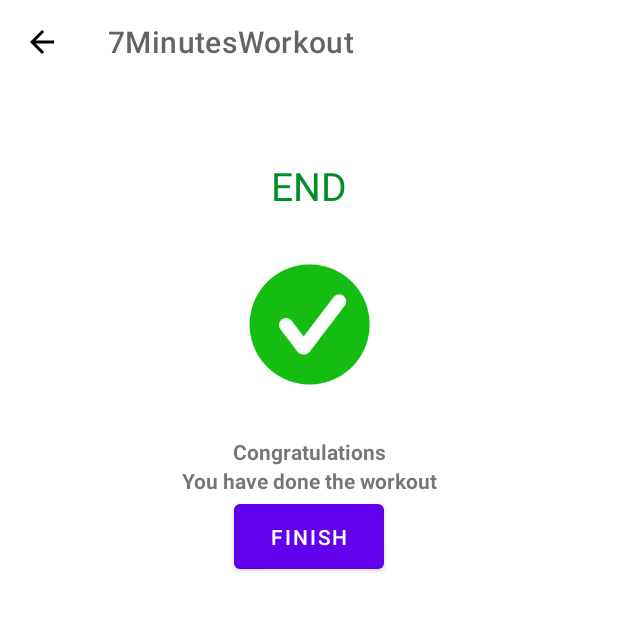
After one commit to ngochungle1331/7MinutesWorkout, an Android app: the FinishActivity screen opened directly, with no data from a screen before it, on a phone screen of 412 x 824 dp, the top half of it. The commit adds this screen. Run offline under Robolectric (Android 15) with nearby library versions, the phone set to English and light mode, and no system bars.

Commit message:
create finish activity

```diff
--- /dev/null
+++ b/app/src/main/java/com/example/a7minutesworkout/FinishActivity.kt
@@ -0,0 +1,30 @@
+package com.example.a7minutesworkout
+
+import android.content.Intent
+import androidx.appcompat.app.AppCompatActivity
+import android.os.Bundle
+import android.view.LayoutInflater
+import android.widget.Button
+import com.example.a7minutesworkout.databinding.ActivityFinishBinding
+
+class FinishActivity : AppCompatActivity() {
+    private var binding: ActivityFinishBinding? = null
+    override fun onCreate(savedInstanceState: Bundle?) {
+        super.onCreate(savedInstanceState)
+        binding = ActivityFinishBinding.inflate(layoutInflater)
+        setContentView(binding?.root)
+
+        setSupportActionBar(binding?.toolbarFinish)
+        if(supportActionBar != null) {
+            supportActionBar?.setDisplayHomeAsUpEnabled(true)
+        }
+
+        binding?.toolbarFinish?.setNavigationOnClickListener {
+            onBackPressed()
+        }
+        binding?.btnFinish?.setOnClickListener {
+            finish()
+        }
+
+    }
+}
--- a/app/src/main/java/com/example/a7minutesworkout/MainActivity.kt
+++ b/app/src/main/java/com/example/a7minutesworkout/MainActivity.kt
@@ -24,7 +24,6 @@ class MainActivity : AppCompatActivity() {
 
     override fun onDestroy() {
         super.onDestroy()
-
         binding = null
     }
 }
--- /dev/null
+++ b/app/src/main/res/layout/activity_finish.xml
@@ -0,0 +1,68 @@
+<?xml version="1.0" encoding="utf-8"?>
+<androidx.constraintlayout.widget.ConstraintLayout xmlns:android="http://schemas.android.com/apk/res/android"
+    xmlns:app="http://schemas.android.com/apk/res-auto"
+    xmlns:tools="http://schemas.android.com/tools"
+    android:layout_width="match_parent"
+    android:layout_height="match_parent"
+    tools:context=".FinishActivity">
+
+    <androidx.appcompat.widget.Toolbar
+        android:id="@+id/toolbarFinish"
+        app:layout_constraintTop_toTopOf="parent"
+        android:layout_width="match_parent"
+        android:theme="@style/ToolbarTheme"
+        android:layout_height="?android:attr/actionBarSize"
+        android:background="@color/white"
+        android:layout_marginBottom="50dp"
+        app:titleTextColor="@color/colorPrimary"
+        app:layout_constraintBottom_toTopOf="@id/tvEnd"
+        />
+
+    <TextView
+        android:id="@+id/tvEnd"
+        android:layout_width="match_parent"
+        android:layout_height="wrap_content"
+        android:text="END"
+        android:textSize="26sp"
+        android:textColor="@color/colorAccent"
+        android:gravity="center"
+        app:layout_constraintBottom_toBottomOf="@id/toolbarFinish"
+        app:layout_constraintBottom_toTopOf="@id/ivCheckMark"
+        app:layout_constraintStart_toStartOf="parent"
+        app:layout_constraintEnd_toEndOf="parent"/>
+
+    <ImageView
+        android:id="@+id/ivCheckMark"
+        android:layout_width="150dp"
+        android:layout_height="150dp"
+        android:src="@drawable/ic_green_check_mark"
+        app:layout_constraintTop_toBottomOf="@id/tvEnd"
+        app:layout_constraintStart_toStartOf="parent"
+        app:layout_constraintEnd_toEndOf="parent"/>
+    <TextView
+        android:id="@+id/tvCongratulations"
+        android:layout_width="match_parent"
+        android:layout_height="wrap_content"
+        android:text="Congratulations"
+        android:textAlignment="center"
+        android:textStyle="bold"
+        app:layout_constraintTop_toBottomOf="@id/ivCheckMark"
+        app:layout_constraintStart_toStartOf="parent"
+        app:layout_constraintEnd_toEndOf="parent"/>
+    <TextView
+        android:id="@+id/tvDoneWorkout"
+        android:layout_width="match_parent"
+        android:layout_height="wrap_content"
+        android:text="You have done the workout"
+        android:textStyle="bold"
+        android:textAlignment="center"
+        app:layout_constraintTop_toBottomOf="@id/tvCongratulations"/>
+    <Button
+        android:id="@+id/btnFinish"
+        android:layout_width="100dp"
+        android:layout_height="55dp"
+        android:text="Finish"
+        app:layout_constraintTop_toBottomOf="@id/tvDoneWorkout"
+        app:layout_constraintStart_toStartOf="parent"
+        app:layout_constraintEnd_toEndOf="parent"/>
+</androidx.constraintlayout.widget.ConstraintLayout>
```
Also changed, not shown: app/src/main/AndroidManifest.xml (+7 -0 lines), app/src/main/java/com/example/a7minutesworkout/ExerciseActivity.kt (+29 -3 lines), app/src/main/java/com/example/a7minutesworkout/ExerciseStatusAdapter.kt (added, +61 -0 lines), app/src/main/res/drawable/item_circular_color_gray_background.xml (added, +7 -0 lines), app/src/main/res/drawable/item_circular_thin_color_accent_border.xml (added, +11 -0 lines), app/src/main/res/layout/activity_exercise.xml (+11 -1 lines), app/src/main/res/layout/item_exercise_status.xml (added, +15 -0 lines), app/src/main/res/drawable-v24/ic_green_check_mark.jpg (added).
